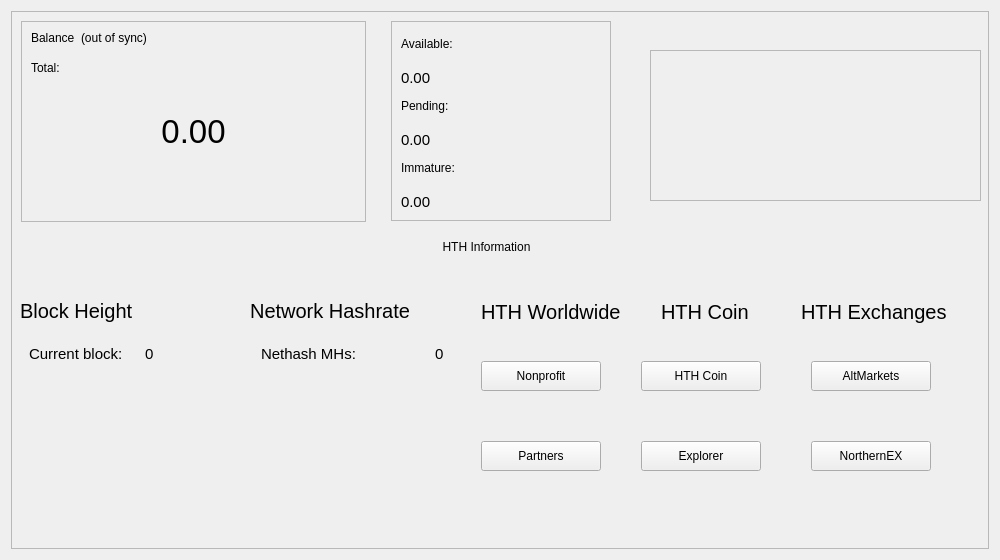
Old version of the form src/qt/forms/overviewpage.ui in the repository barrystyle/hth.
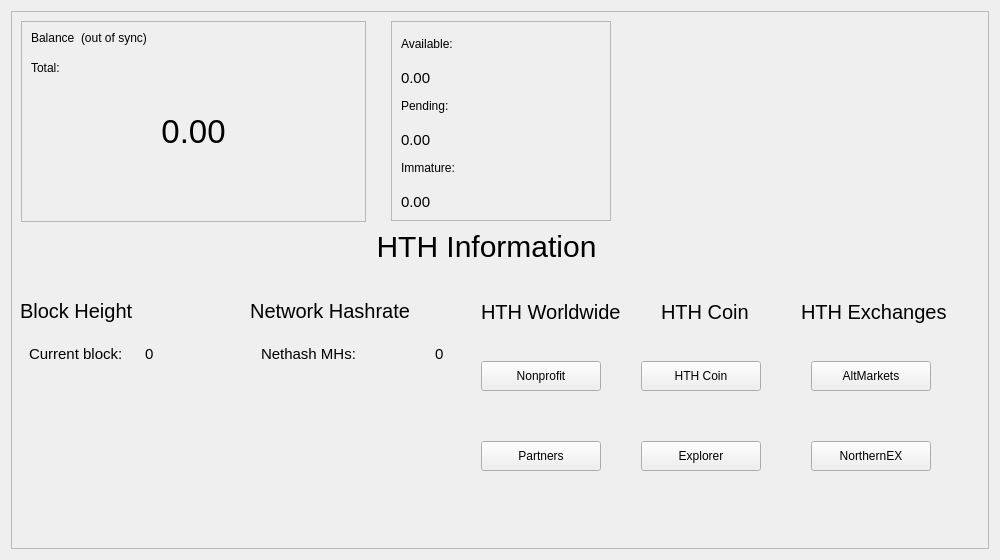
New version of the form. Icons and pictures are not drawn.

Patch:
```diff
--- a/src/qt/forms/overviewpage.ui
+++ b/src/qt/forms/overviewpage.ui
@@ -823,7 +823,8 @@
        </rect>
       </property>
       <property name="styleSheet">
-       <string notr="true">font-size: 30px, font-color: #debf12;</string>
+       <string notr="true">font-size: 30px;
+font-size: #debf12;</string>
       </property>
       <property name="text">
        <string>HTH Information</string>
@@ -841,6 +842,10 @@
         <height>151</height>
        </rect>
       </property>
+      <property name="styleSheet">
+       <string notr="true">border-image: url(':res/images/drkblue/helpthehomeless_logo_horizontal.png');
+        border-style:none;</string>
+      </property>
       <property name="frameShape">
        <enum>QFrame::StyledPanel</enum>
       </property>
```
